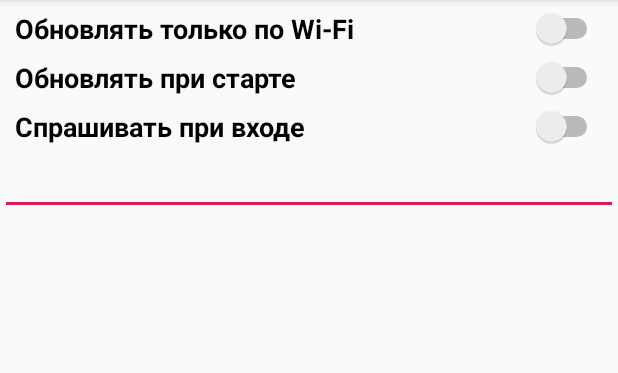
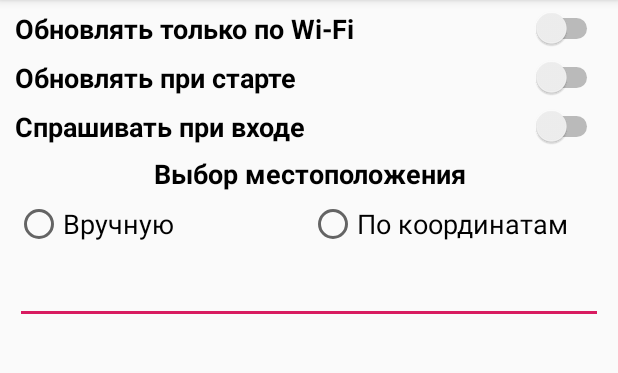
Before and after one commit to Leeeeerich/WeatherForever, an Android app: the fragment SettingsFragment shown on its own in the app's theme, on a phone screen of 412 x 824 dp, the part 84-457 px from its top. Run offline under Robolectric (Android 15) with nearby library versions, the phone set to English and light mode, and no system bars; our stand-ins replace ButterKnife.

Commit message:
Add LocationSelection

```diff
--- a/app/src/main/java/com/guralnya/weatherforever/utils/Constants.java
+++ b/app/src/main/java/com/guralnya/weatherforever/utils/Constants.java
@@ -7,6 +7,9 @@ public class Constants {
     public static final String TIME_STAMP = "mTimeStamp";
     public static final String DEGREE = "\u00B0";
 
+    public static final int MANUAL_LOCATION = 0;
+    public static final int AUTO_LOCATION = 1;
+
     public static final String DAILY_FORECAST = "dailyForecastFragment";
     public static final String SETTINGS_FRAGMENT = "settingsFragment";
     public static final String WEEK_FORECAST_FRAGMENT = "weekForecastFragment";
--- a/app/src/main/java/com/guralnya/weatherforever/utils/SettingsManager.java
+++ b/app/src/main/java/com/guralnya/weatherforever/utils/SettingsManager.java
@@ -10,7 +10,9 @@ public class SettingsManager {
     private static final String UPDATE_START_UP = "updateStartUp";
     private static final String ASK_LEAVING = "askLeaving";
 
-    private static final String WAS_SET_CITY = "settedCity";
+    private static final String LOCATION_SELECTION = "locationSelection";
+    private static final String WAS_SET_COUNTRY = "wasSetCountry";
+    private static final String WAS_SET_CITY = "wasSetCity";
 
     private static SharedPreferences getPreferences(Context context) {
         return context.getSharedPreferences(PREFERENCES_NAME, Context.MODE_PRIVATE);
@@ -40,11 +42,32 @@ public class SettingsManager {
         getPreferences(context).edit().putBoolean(ASK_LEAVING, set).apply();
     }
 
+    public static int getLocationSelection(Context context) {
+        return getPreferences(context).getInt(LOCATION_SELECTION, 1);
+    }
+
+    public static void setLocationSelection(Context context, int set) {
+        getPreferences(context).edit().putInt(LOCATION_SELECTION, set).apply();
+    }
+
+    public static String getWasSetCountry(Context context) {
+        return getPreferences(context).getString(WAS_SET_COUNTRY, "");
+    }
+
+    public static void setCountry(Context context, String country) {
+        getPreferences(context).edit().putString(WAS_SET_COUNTRY, country).apply();
+    }
+
     public static String getWasSetCity(Context context) {
         return getPreferences(context).getString(WAS_SET_CITY, "");
     }
 
-    public static void setCity(Context context, String city, String country) {
-        getPreferences(context).edit().putString(WAS_SET_CITY, city + "," + country).apply();
+    public static void setCity(Context context, String city) {
+        getPreferences(context).edit().putString(WAS_SET_CITY, city).apply();
+    }
+
+    public static void resetLocation(Context context){
+        setCountry(context, "");
+        setCity(context, "");
     }
 }
--- a/app/src/main/java/com/guralnya/weatherforever/view/fragments/SettingsFragment.java
+++ b/app/src/main/java/com/guralnya/weatherforever/view/fragments/SettingsFragment.java
@@ -9,6 +9,7 @@ import android.view.LayoutInflater;
 import android.view.View;
 import android.view.ViewGroup;
 import android.widget.CompoundButton;
+import android.widget.RadioGroup;
 import android.widget.Switch;
 
 import com.guralnya.weatherforever.R;
@@ -25,6 +26,8 @@ public class SettingsFragment extends Fragment {
     Switch mSwitchUpdateStartup;
     @BindView(R.id.switchAskLeaving)
     Switch mSwitchAskLeaving;
+    @BindView(R.id.rgLocationSelection)
+    RadioGroup mRadioGroup;
 
     @Nullable
     @Override
@@ -63,5 +66,14 @@ public class SettingsFragment extends Fragment {
                 SettingsManager.setAskLeaving(getActivity(), isChecked);
             }
         });
+
+        mRadioGroup.check(SettingsManager.getLocationSelection(getActivity()));
+        mRadioGroup.setOnCheckedChangeListener(new RadioGroup.OnCheckedChangeListener() {
+            @Override
+            public void onCheckedChanged(RadioGroup group, int checkedId) {
+                SettingsManager.setLocationSelection(getActivity(), checkedId);
+                SettingsManager.resetLocation(getActivity());
+            }
+        });
     }
 }
--- a/app/src/main/res/layout/fragment_settings.xml
+++ b/app/src/main/res/layout/fragment_settings.xml
@@ -1,5 +1,6 @@
 <?xml version="1.0" encoding="utf-8"?>
 <LinearLayout xmlns:android="http://schemas.android.com/apk/res/android"
+    xmlns:tools="http://schemas.android.com/tools"
     android:orientation="vertical" android:layout_width="match_parent"
     android:layout_height="match_parent">
 
@@ -45,10 +46,55 @@
                 android:textSize="18sp"
                 android:textStyle="bold" />
 
+
+            <TextView
+                android:id="@+id/textView2"
+                android:layout_width="match_parent"
+                android:layout_height="wrap_content"
+                android:layout_marginLeft="10dp"
+                android:layout_marginTop="5dp"
+                android:layout_marginRight="10dp"
+                android:gravity="center"
+                android:text="@string/location_selection"
+                android:textColor="@android:color/black"
+                android:textSize="18sp"
+                android:textStyle="bold" />
+
+            <RadioGroup
+                android:id="@+id/rgLocationSelection"
+                android:layout_width="match_parent"
+                android:layout_height="match_parent"
+                android:layout_marginLeft="10dp"
+                android:layout_marginTop="5dp"
+                android:layout_marginRight="10dp"
+                android:orientation="horizontal">
+
+                <RadioButton
+                    android:id="@+id/rbManualLocation"
+                    android:layout_width="wrap_content"
+                    android:layout_height="wrap_content"
+                    android:layout_weight="1"
+                    android:width="1dp"
+                    android:text="@string/manual_location"
+                    android:textSize="18sp" />
+
+                <RadioButton
+                    android:id="@+id/rbAutoLocation"
+                    android:layout_width="wrap_content"
+                    android:layout_height="wrap_content"
+                    android:layout_weight="1"
+                    android:width="1dp"
+                    android:text="@string/auto_location"
+                    android:textSize="18sp" />
+            </RadioGroup>
+
             <EditText
                 android:id="@+id/etSetCity"
                 android:layout_width="match_parent"
-                android:layout_height="wrap_content" />
+                android:layout_height="wrap_content"
+                android:layout_marginLeft="10dp"
+                android:layout_marginTop="5dp"
+                android:layout_marginRight="10dp" />
         </LinearLayout>
 
 
--- a/app/src/main/res/values/strings.xml
+++ b/app/src/main/res/values/strings.xml
@@ -15,6 +15,9 @@
     <string name="update_only_wifi">Обновлять только по Wi-Fi</string>
     <string name="update_at_startup">Обновлять при старте</string>
     <string name="ask_when_leaving">Спрашивать при входе</string>
+    <string name="location_selection">Выбор местоположения</string>
+    <string name="manual_location">Вручную</string>
+    <string name="auto_location">По координатам</string>
     <string name="set_city">Выберите город</string>
 
     <string name="pressure">Давление:</string>
```
Also changed, not shown: app/src/main/java/com/guralnya/weatherforever/BaseApplication.java (+17 -1 lines), app/src/main/java/com/guralnya/weatherforever/utils/MyLocation.java (added, +28 -0 lines).
